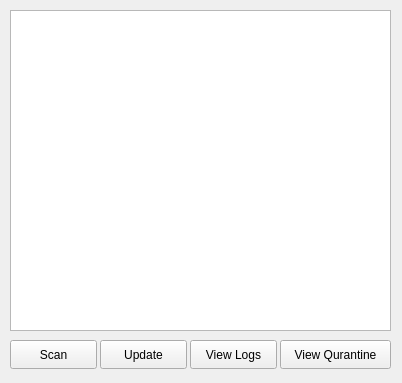
demosthenesk/ClamGuard, file MainWindow.ui: the form before one commit.
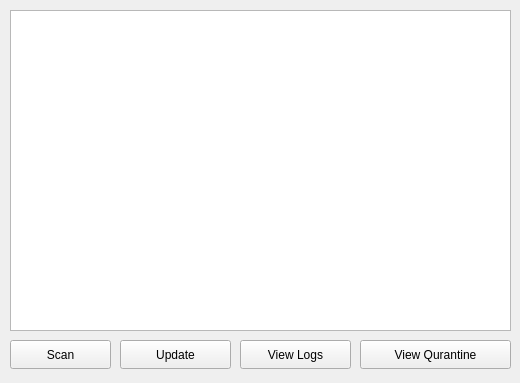
The form after the commit. Icons and pictures are not drawn.

The edit to the form file:
```diff
--- a/MainWindow.ui
+++ b/MainWindow.ui
@@ -6,7 +6,7 @@
    <rect>
     <x>0</x>
     <y>0</y>
-    <width>402</width>
+    <width>520</width>
     <height>383</height>
    </rect>
   </property>
@@ -18,13 +18,13 @@
   </property>
   <property name="minimumSize">
    <size>
-    <width>402</width>
+    <width>520</width>
     <height>383</height>
    </size>
   </property>
   <property name="maximumSize">
    <size>
-    <width>402</width>
+    <width>520</width>
     <height>383</height>
    </size>
   </property>
@@ -41,7 +41,7 @@
      <rect>
       <x>10</x>
       <y>10</y>
-      <width>381</width>
+      <width>501</width>
       <height>321</height>
      </rect>
     </property>
@@ -51,7 +51,7 @@
      <rect>
       <x>10</x>
       <y>340</y>
-      <width>87</width>
+      <width>101</width>
       <height>29</height>
      </rect>
     </property>
@@ -62,9 +62,9 @@
    <widget class="QPushButton" name="btnUpdate">
     <property name="geometry">
      <rect>
-      <x>100</x>
+      <x>120</x>
       <y>340</y>
-      <width>87</width>
+      <width>111</width>
       <height>29</height>
      </rect>
     </property>
@@ -75,9 +75,9 @@
    <widget class="QPushButton" name="btnViewLogs">
     <property name="geometry">
      <rect>
-      <x>190</x>
+      <x>240</x>
       <y>340</y>
-      <width>87</width>
+      <width>111</width>
       <height>29</height>
      </rect>
     </property>
@@ -88,9 +88,9 @@
    <widget class="QPushButton" name="btnViewQuarantine">
     <property name="geometry">
      <rect>
-      <x>280</x>
+      <x>360</x>
       <y>340</y>
-      <width>111</width>
+      <width>151</width>
       <height>29</height>
      </rect>
     </property>
```
Left out of the diff: 2 changed lines with no effect on the pictures.
